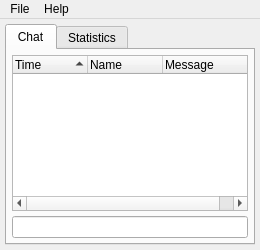
This is assets/ui/MainWindow_v1.ui in ashbyb/Twitch.TV.Stream.Assistant as Qt 5 draws it before an edit. The edited form follows.
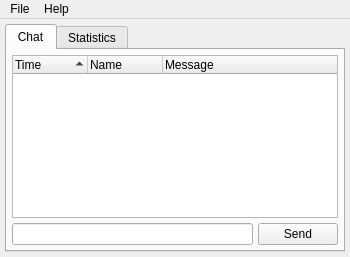
This is the edited form. The open tabs and pages were chosen to show the change. Icons and pictures are not drawn.

Commit message: Fixes issue #6 and issue #7. Modified the layout by adding a send button.

Diff of the .ui file:
```diff
--- a/assets/ui/MainWindow_v1.ui
+++ b/assets/ui/MainWindow_v1.ui
@@ -6,8 +6,8 @@
    <rect>
     <x>0</x>
     <y>0</y>
-    <width>260</width>
-    <height>249</height>
+    <width>350</width>
+    <height>257</height>
    </rect>
   </property>
   <property name="windowTitle">
@@ -314,7 +314,42 @@
              </widget>
             </item>
             <item>
-             <widget class="QLineEdit" name="lineEdit"/>
+             <widget class="QFrame" name="frame_chat_input">
+              <property name="frameShape">
+               <enum>QFrame::NoFrame</enum>
+              </property>
+              <property name="frameShadow">
+               <enum>QFrame::Plain</enum>
+              </property>
+              <layout class="QHBoxLayout" name="horizontalLayout_2">
+               <property name="spacing">
+                <number>5</number>
+               </property>
+               <property name="margin">
+                <number>0</number>
+               </property>
+               <item>
+                <widget class="QLineEdit" name="lineEdit_chat_input"/>
+               </item>
+               <item>
+                <widget class="QPushButton" name="pushButton_chat_send">
+                 <property name="text">
+                  <string>Send</string>
+                 </property>
+                 <property name="icon">
+                  <iconset resource="../../src/media.qrc">
+                   <normaloff>:/icons/assets/icons/Gnome-Dialog-Warning.ico</normaloff>:/icons/assets/icons/Gnome-Dialog-Warning.ico</iconset>
+                 </property>
+                 <property name="autoDefault">
+                  <bool>false</bool>
+                 </property>
+                 <property name="default">
+                  <bool>false</bool>
+                 </property>
+                </widget>
+               </item>
+              </layout>
+             </widget>
             </item>
            </layout>
           </widget>
@@ -348,7 +383,7 @@
     <rect>
      <x>0</x>
      <y>0</y>
-     <width>260</width>
+     <width>350</width>
      <height>18</height>
     </rect>
    </property>
```
Left out of the diff: 16 changed lines with no effect on the pictures. The commit also changes 7 other files.
